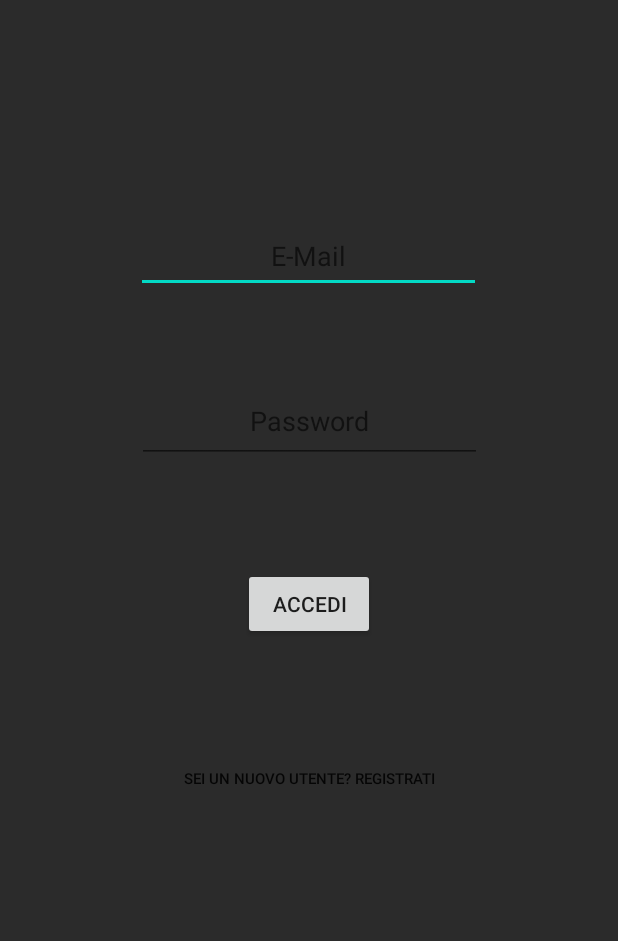
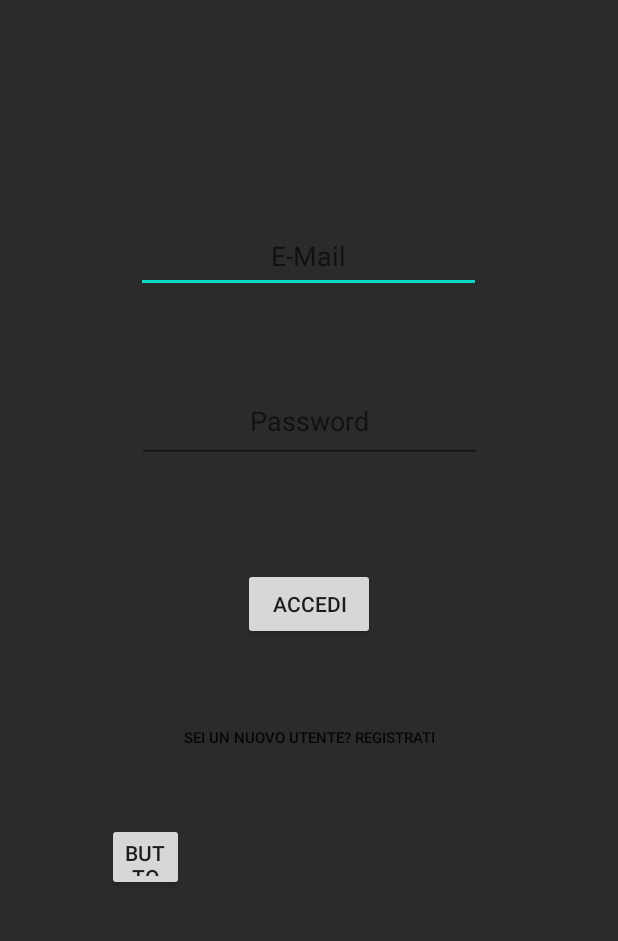
Before and after one commit to CarmineArena/DietiDeals24-frontend, an Android app: the screen it shows after launch (MainActivity), on a phone screen of 412 x 824 dp, the part 230-1171 px from its top. Run offline under Robolectric (Android 15) with nearby library versions, the phone set to English and light mode, and no system bars.

Commit message:
login github button

```diff
--- a/app/src/main/res/layout/activity_main.xml
+++ b/app/src/main/res/layout/activity_main.xml
@@ -35,15 +35,25 @@
 
     <androidx.appcompat.widget.AppCompatButton
         android:id="@+id/btnSwitchLogInFragment"
-        android:layout_width="268dp"
-        android:layout_height="34dp"
-        android:layout_marginStart="161dp"
-        android:layout_marginTop="54dp"
-        android:layout_marginEnd="162dp"
+        android:layout_width="256dp"
+        android:layout_height="31dp"
+        android:layout_marginStart="50dp"
+        android:layout_marginTop="28dp"
+        android:layout_marginEnd="50dp"
+        android:background="@android:color/transparent"
         android:text="Sei un nuovo utente? Registrati"
         android:textSize="10sp"
-        android:background="@android:color/transparent"
         app:layout_constraintEnd_toEndOf="parent"
         app:layout_constraintStart_toStartOf="parent"
         app:layout_constraintTop_toBottomOf="@+id/frameLayout" />
+
+    <androidx.appcompat.widget.AppCompatButton
+        android:id="@+id/button"
+        android:layout_width="51dp"
+        android:layout_height="45dp"
+        android:layout_marginStart="71dp"
+        android:layout_marginTop="41dp"
+        android:text="Button"
+        app:layout_constraintStart_toStartOf="parent"
+        app:layout_constraintTop_toBottomOf="@+id/btnSwitchLogInFragment" />
 </androidx.constraintlayout.widget.ConstraintLayout>
```
